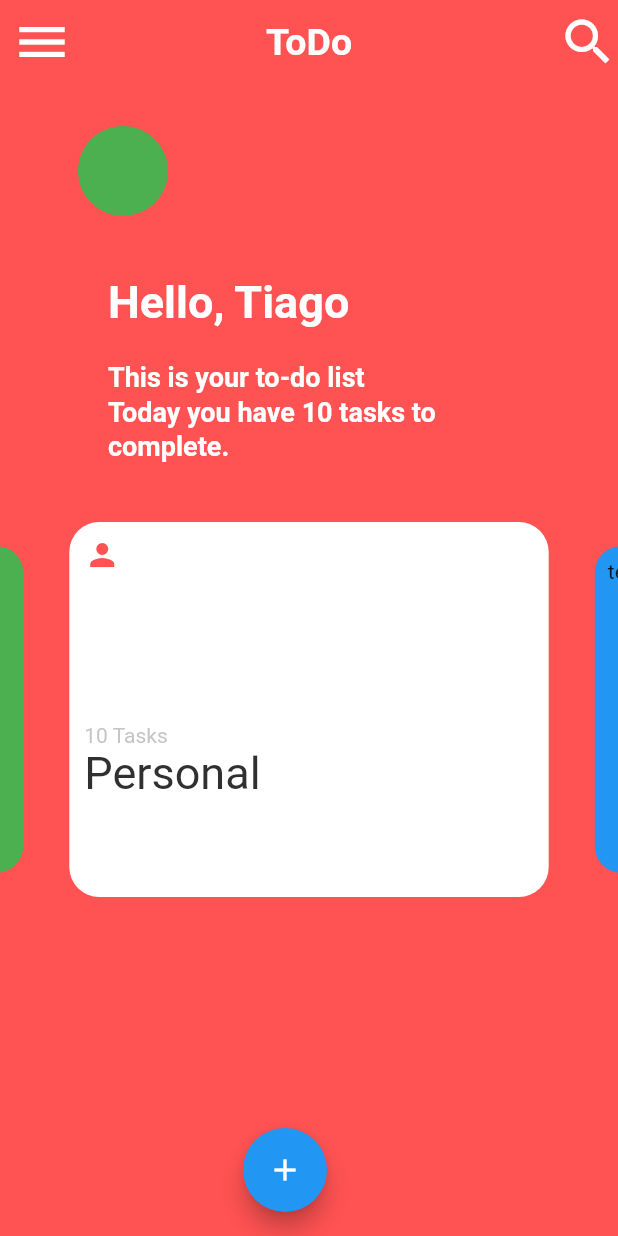
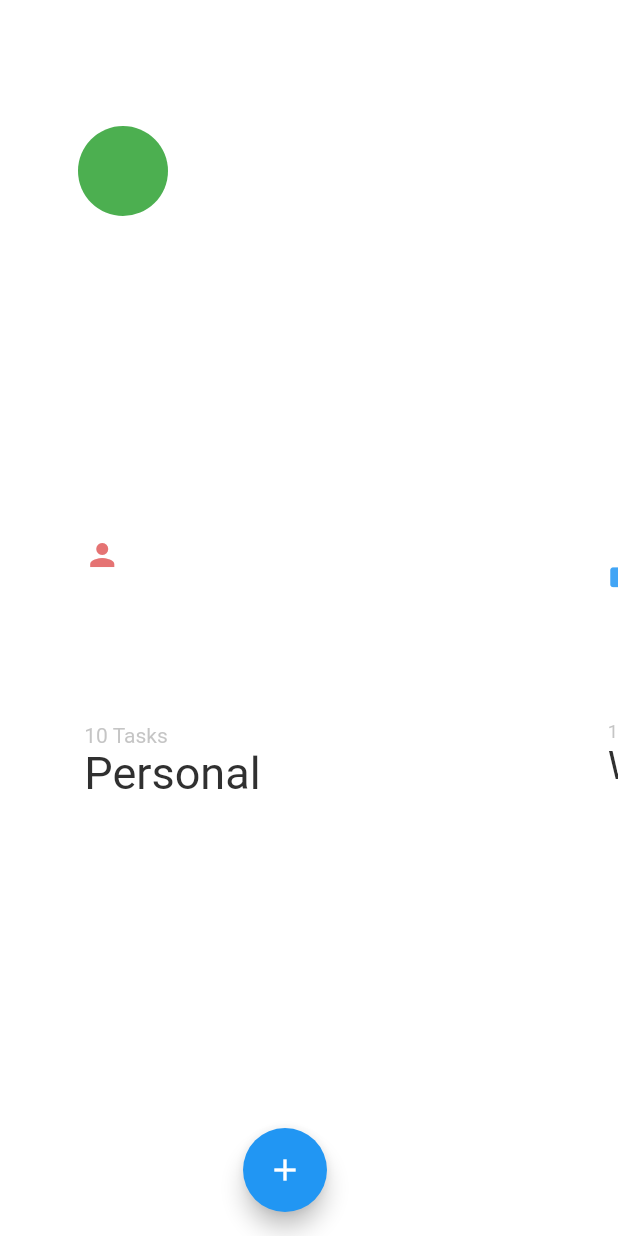
Before and after one commit to TiagoRibeiro02/To-Do_List, a Flutter app: the screen it shows after launch, on a phone screen of 412 x 824 dp. Run offline on Flutter 3.47's test engine with Material 2 defaults, Android fonts, the phone set to English and light mode, and no system bars; drawn by our look-alikes of carousel_slider; statements that could not run were skipped.

Commit message:
Update home.dart

```diff
--- a/lib/Pages/home.dart
+++ b/lib/Pages/home.dart
@@ -12,7 +12,7 @@ class _home_pageState extends State<home_page> {
 
   String username = 'Tiago';
   int tasks = 10;
-  MaterialAccentColor backgroundColor = Colors.redAccent;
+  Color? backgroundColor = Colors.white;
 
   Widget buildTask(int i) {
     if (i == 1) {
@@ -33,7 +33,7 @@ class _home_pageState extends State<home_page> {
                   alignment: Alignment.topLeft,
                   child: Icon(
                       Icons.person,
-                    color: backgroundColor = Colors.redAccent,
+                    color: backgroundColor = Colors.red[300],
                   )
               ),
               SizedBox(height: 100.0,),
@@ -68,6 +68,7 @@ class _home_pageState extends State<home_page> {
             ],
           )
       );
+
     } else if (i == 2){
       return Container(
           width: MediaQuery
@@ -77,10 +78,49 @@ class _home_pageState extends State<home_page> {
           margin: EdgeInsets.symmetric(horizontal: 5.0),
           padding: EdgeInsets.fromLTRB(10, 10, 0, 0),
           decoration: BoxDecoration(
-              color: Colors.blue,
+              color: Colors.white,
               borderRadius: BorderRadius.all(Radius.circular(20))
           ),
-          child: Text('text $i', style: TextStyle(fontSize: 16.0),)
+          child: Column(
+            children: [
+              Align(
+                  alignment: Alignment.topLeft,
+                  child: Icon(
+                    Icons.work,
+                    color: backgroundColor = Colors.blue[400],
+                  )
+              ),
+              SizedBox(height: 100.0,),
+              Align(
+                alignment: Alignment.bottomLeft,
+                child: Column(
+                  children: [
+                    Align(
+                      alignment: Alignment.topLeft,
+                      child: Text(
+                        '$tasks Tasks',  //TODO depois o tipo de tasks
+                        style: TextStyle(
+                          fontSize: 14.0,
+                          color: Colors.grey.withOpacity(0.6),
+
+                        ),
+                      ),
+                    ),
+                    Align(
+                      alignment: Alignment.topLeft,
+                      child: Text(
+                        'Work',
+                        style: TextStyle(
+                            fontSize: 30.0,
+                            color: Colors.grey[850]
+                        ),
+                      ),
+                    )
+                  ],
+                ),
+              )
+            ],
+          )
       );
     } else {
       return Container(
@@ -91,10 +131,49 @@ class _home_pageState extends State<home_page> {
           margin: EdgeInsets.symmetric(horizontal: 5.0),
           padding: EdgeInsets.fromLTRB(10, 10, 0, 0),
           decoration: BoxDecoration(
-              color: Colors.green,
+              color: Colors.white,
               borderRadius: BorderRadius.all(Radius.circular(20))
           ),
-          child: Text('text $i', style: TextStyle(fontSize: 16.0),)
+          child: Column(
+            children: [
+              Align(
+                  alignment: Alignment.topLeft,
+                  child: Icon(
+                    Icons.person,
+                    color: backgroundColor = Colors.red[300],
+                  )
+              ),
+              SizedBox(height: 100.0,),
+              Align(
+                alignment: Alignment.bottomLeft,
+                child: Column(
+                  children: [
+                    Align(
+                      alignment: Alignment.topLeft,
+                      child: Text(
+                        '$tasks Tasks',  //TODO depois o tipo de tasks
+                        style: TextStyle(
+                          fontSize: 14.0,
+                          color: Colors.grey.withOpacity(0.6),
+
+                        ),
+                      ),
+                    ),
+                    Align(
+                      alignment: Alignment.topLeft,
+                      child: Text(
+                        'Personal',
+                        style: TextStyle(
+                            fontSize: 30.0,
+                            color: Colors.grey[850]
+                        ),
+                      ),
+                    )
+                  ],
+                ),
+              )
+            ],
+          )
       );
     }
   }
@@ -252,6 +331,9 @@ class _home_pageState extends State<home_page> {
                               height: 250,
                               aspectRatio: 1.0,
                               enlargeCenterPage: true,
+                              onPageChanged: setState(() {
+                                backgroundColor = backgroundColor;
+                              });
                             ),
                             items: [1,2,3].map((i) {
                               return buildTask(i);
```
